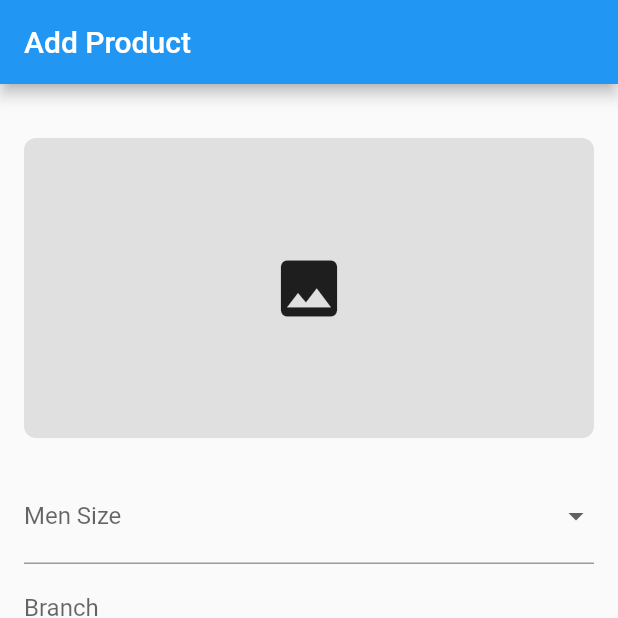
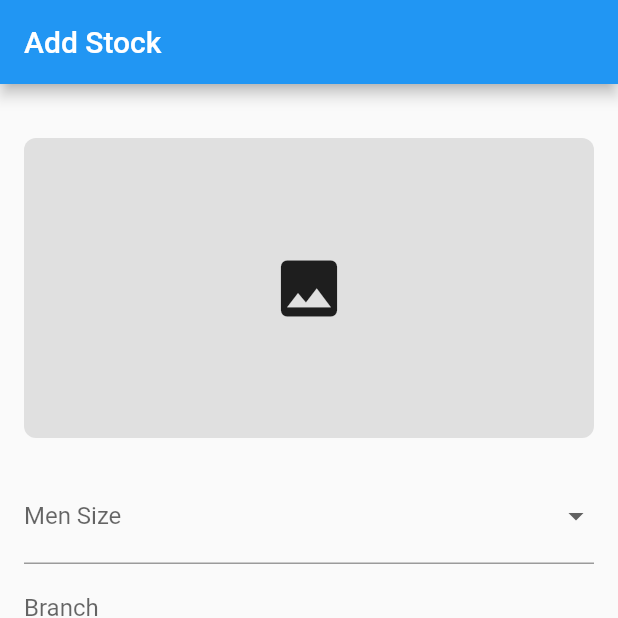
Before and after one commit to justjelku/Inventory-System, a Flutter app: the AddProduct screen opened directly, on a phone screen of 412 x 824 dp, the top half of it. Run offline on Flutter 3.47's test engine with Material 2 defaults, Android fonts, the phone set to English and light mode, and no system bars; our stand-ins replace barcode_widget, cloud_firestore, firebase_auth, firebase_core, firebase_database, firebase_storage and 8 more; missing offline and left inert: flutter_barcode_scanner, flutter_facebook_auth, themed; accounts and stored records are empty.

Commit message:
Update stock collection

```diff
--- a/lib/inventory/addproduct.dart
+++ b/lib/inventory/addproduct.dart
@@ -221,7 +221,7 @@ class _AddProductState extends State<AddProduct> {
         builder:(context, child){
           return Scaffold(
             appBar: AppBar(
-              title: const Text('Add Product'),
+              title: const Text('Add Stock'),
               automaticallyImplyLeading: false,
             ),
             body: Form(
@@ -578,7 +578,7 @@ class _AddProductState extends State<AddProduct> {
                               // if (_imageFile != null) {
                               //   ProductProvider().uploadImage(productId!, _imageFile!);
                               // }
-                              _showMsg('You have added a new product!', true);
+                              _showMsg('You have added a new stock!', true);
                               // Navigator.of(context).pop();
                               // ignore: use_build_context_synchronously
                               // Clear form fields and reset barcodeData
@@ -593,7 +593,7 @@ class _AddProductState extends State<AddProduct> {
                               });
                             }
                             else{
-                              _showMsg('No product was added!', false);
+                              _showMsg('No stock was added!', false);
                               // Navigator.of(context).pop();
                             }
                           },
--- a/lib/inventory/productdashboard.dart
+++ b/lib/inventory/productdashboard.dart
@@ -355,18 +355,22 @@ class ProductDashboard extends StatelessWidget {
         .collection('basic_users')
         .doc(userId);
 
-    final soldProductsCollection = userRef.collection('stock_out');
+    final soldProductsCollection = userRef.collection('stock');
 
     return soldProductsCollection.snapshots().map((querySnapshot) {
       int totalQuantity = 0;
       for (var doc in querySnapshot.docs) {
         final data = doc.data();
-        int productQuantity = data['productQuantity'];
-        totalQuantity += productQuantity;
+        String stockStatus = data['stock'];
+        if (stockStatus == 'Stock Out') {
+          int productQuantity = data['productQuantity'];
+          totalQuantity += productQuantity;
+        }
       }
       return totalQuantity;
     });
   }
+
 
   Stream<int> getStockInCount(String userId) {
     final userRef = FirebaseFirestore.instance
@@ -375,14 +379,17 @@ class ProductDashboard extends StatelessWidget {
         .collection('basic_users')
         .doc(userId);
 
-    final soldProductsCollection = userRef.collection('stock_in');
+    final soldProductsCollection = userRef.collection('stock');
 
     return soldProductsCollection.snapshots().map((querySnapshot) {
       int totalQuantity = 0;
       for (var doc in querySnapshot.docs) {
         final data = doc.data();
-        int productQuantity = data['productQuantity'];
-        totalQuantity += productQuantity;
+        String stockStatus = data['stock'];
+        if (stockStatus == 'Stock In') {
+          int productQuantity = data['productQuantity'];
+          totalQuantity += productQuantity;
+        }
       }
       return totalQuantity;
     });
--- a/lib/inventory/stockin.dart
+++ b/lib/inventory/stockin.dart
@@ -47,6 +47,7 @@ class _StockInPageState extends State<StockInPage> {
       'barcodeUrl': widget.product.barcodeUrl,
       'category': widget.product.category,
       'color' : widget.product.color,
+      'stock': 'Stock In',
       'productSize': widget.product.productSize,
       'qrcodeUrl': widget.product.qrcodeUrl,
       'branch': widget.product.branch,
@@ -93,6 +94,7 @@ class _StockInPageState extends State<StockInPage> {
     await productUpdateService.updateProductQuantity(widget.product.productId, newQuantity);
 
     // Show a confirmation dialog
+    // ignore: use_build_context_synchronously
     showDialog(
       context: context,
       builder: (context) => AlertDialog(
--- a/lib/inventory/stockout.dart
+++ b/lib/inventory/stockout.dart
@@ -41,9 +41,13 @@ class _StockOutPageState extends State<StockOutPage> {
     // Create a new document in the "productout" collection
     final soldProduct = {
       'productId': widget.product.productId,
+      'stockInId': widget.product.productId,
       'productImage': widget.product.productImage,
       'barcodeId': widget.product.barcodeId,
       'barcodeUrl': widget.product.barcodeUrl,
+      'category': widget.product.category,
+      'color' : widget.product.color,
+      'stock': 'Stock Out',
       'productSize': widget.product.productSize,
       'qrcodeUrl': widget.product.qrcodeUrl,
       'branch': widget.product.branch,
@@ -53,7 +57,7 @@ class _StockOutPageState extends State<StockOutPage> {
       'productPrice': widget.product.productPrice,
       'productQuantity': _quantity,
       'userId': FirebaseAuth.instance.currentUser!.uid,
-      'soldAt': DateTime.now(),
+      'updatedAt': DateTime.now(),
     };
     await FirebaseFirestore.instance
         .collection('users')
@@ -71,7 +75,7 @@ class _StockOutPageState extends State<StockOutPage> {
         .doc(FirebaseAuth.instance.currentUser!.uid)
         .collection('products')
         .doc(widget.product.productId)
-        .collection('stock_in')
+        .collection('stock_out')
         .doc(widget.product.productId)
         .set(soldProduct);
 
@@ -90,6 +94,7 @@ class _StockOutPageState extends State<StockOutPage> {
     await productUpdateService.updateProductQuantity(widget.product.productId, newQuantity);
 
     // Show a confirmation dialog
+    // ignore: use_build_context_synchronously
     showDialog(
       context: context,
       builder: (context) => AlertDialog(
```
Also changed, not shown: lib/database/productupdateservice.dart (+0 -9 lines), lib/inventory/stockhistory.dart (+8 -4 lines), lib/model/stockmodel.dart (added, +89 -0 lines).
